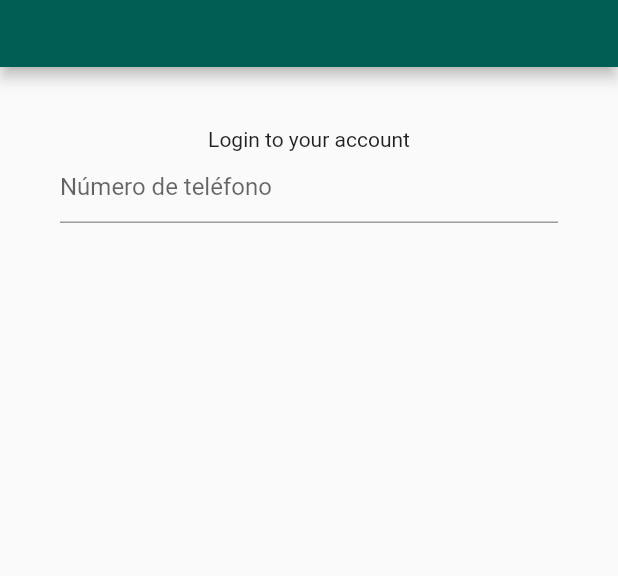
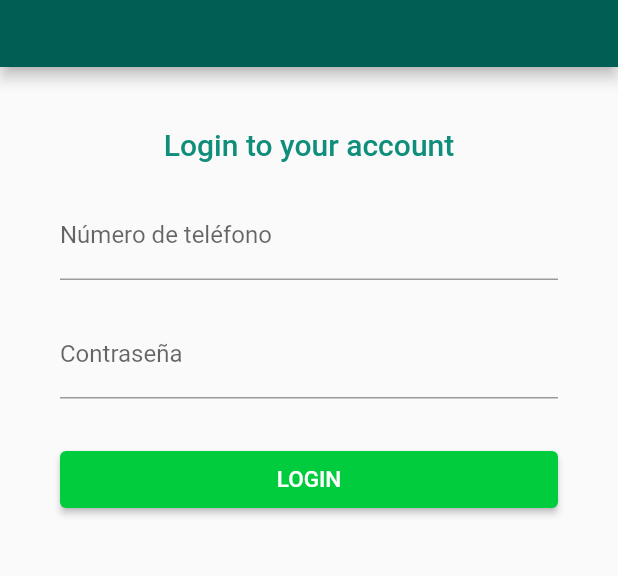
Before and after one commit to elpatronaco/whatsapp2app, a Flutter app: the screen it shows after launch, after a tap on "NEXT", on a phone screen of 412 x 824 dp, the part 158-734 px from its top. Run offline on Flutter 3.47's test engine with Material 2 defaults, Android fonts, the light colour scheme and no system bars; our stand-ins replace dio, flutter_svg, get_it, shared_preferences; missing offline and left inert: signalr_core; network calls fail.

Commit message:
Basic pages and services skeleton

```diff
--- /dev/null
+++ b/lib/Helpers/Storage.dart
@@ -0,0 +1,17 @@
+import 'package:shared_preferences/shared_preferences.dart';
+
+class StorageKeys {
+  static const String TOKENS = "tokens";
+}
+
+class Storage {
+  static Future setString(String key, String value) async {
+    final prefs = await SharedPreferences.getInstance();
+    await prefs.setString(key, value);
+  }
+
+  static Future<String?> getString(String key) async {
+    final prefs = await SharedPreferences.getInstance();
+    return prefs.getString(key);
+  }
+}
--- a/lib/Helpers/common.dart
+++ /dev/null
@@ -1,5 +0,0 @@
-import 'package:flutter/material.dart';
-
-Color hexToColor(String code) {
-  return new Color(int.parse(code.substring(1, 7), radix: 16) + 0xFF000000);
-}
--- /dev/null
+++ b/lib/Models/Dto/Tokens/Tokens.dart
@@ -0,0 +1,13 @@
+class Tokens {
+  String idToken;
+  String accessToken;
+
+  Tokens({required this.idToken, required this.accessToken});
+
+  Tokens.fromJson(Map<String, dynamic> json)
+      : idToken = json["idToken"],
+        accessToken = json["accessToken"];
+
+  Map<String, dynamic> toJson() =>
+      {"idToken": idToken, "accessToken": accessToken};
+}
--- /dev/null
+++ b/lib/Models/Dto/User/UserAuthenticate.dart
@@ -0,0 +1,8 @@
+class UserAuthenticate {
+  String phone;
+  String password;
+
+  UserAuthenticate({required this.phone, required this.password});
+
+  Map<String, dynamic> toJson() => {"phone": phone, "password": password};
+}
--- a/lib/Pages/Login.dart
+++ b/lib/Pages/Login.dart
@@ -1,25 +1,121 @@
 import 'package:flutter/material.dart';
 import 'package:flutter_svg/flutter_svg.dart';
+import 'package:get_it/get_it.dart';
+import 'package:whatsapp2app/Models/Dto/User/UserAuthenticate.dart';
+import 'package:whatsapp2app/Service/Service.dart';
 
-class Login extends StatelessWidget {
+class Login extends StatefulWidget {
+  @override
+  _LoginState createState() => _LoginState();
+}
+
+class _LoginState extends State<Login> {
+  final GetIt getIt = GetIt.instance;
+
+  final GlobalKey<FormState> _formKey = new GlobalKey<FormState>();
+
+  final TextEditingController _phoneController =
+      new TextEditingController();
+  final TextEditingController _passwordController =
+      new TextEditingController();
+
+  Future handleLogin() async {
+    if (_formKey.currentState != null && !_formKey.currentState!.validate())
+      return;
+
+    _formKey.currentState!.save();
+
+    var payload = new UserAuthenticate(
+        phone: _phoneController.text, password: _passwordController.text);
+
+    var result = await getIt<Service>().login(payload);
+
+    if (result)
+      Navigator.pushReplacementNamed(context, "/chats");
+    else
+      ScaffoldMessenger.of(context).showSnackBar(
+        const SnackBar(
+          content: Text("El teléfono o la contraseña son incorrectos"),
+        ),
+      );
+  }
+
   @override
   Widget build(BuildContext context) {
     return Scaffold(
       appBar: AppBar(
-        backgroundColor: Color.fromRGBO(0, 94, 84, 1),
+        backgroundColor: const Color.fromRGBO(0, 94, 84, 1),
         toolbarHeight: 150,
         title: Center(
             child: SvgPicture.asset("assets/images/icon.svg",
                 height: 60, width: 60)),
       ),
       body: Padding(
-        padding: EdgeInsets.all(40),
-        child: Column(children: [
-          Text("Login to your account"),
-          TextField(
-              decoration: InputDecoration(
-                  border: UnderlineInputBorder(), hintText: "Número de teléfono"))
-        ]),
+        padding: const EdgeInsets.all(40),
+        child: Form(
+          key: _formKey,
+          onChanged: () {
+            _formKey.currentState?.validate();
+          },
+          child: Column(children: [
+            Text(
+              "Login to your account",
+              style: TextStyle(
+                  fontSize: 20,
+                  color: Theme.of(context).primaryColor,
+                  fontWeight: FontWeight.w500),
+            ),
+            SizedBox(height: 20),
+            TextFormField(
+              controller: _phoneController,
+              decoration: const InputDecoration(
+                labelText: "Número de teléfono",
+                border: UnderlineInputBorder(),
+              ),
+              validator: (String? value) {
+                print(value?.length);
+                if (value == null || value.isEmpty)
+                  return "Este campo es requerido";
+                if (value.length != 9)
+                  return "Tiene que tener 9 dígitos exactos";
+                if (double.tryParse(value) == null)
+                  return "El teléfono tiene que ser un número";
+
+                return null;
+              },
+            ),
+            SizedBox(height: 20),
+            TextFormField(
+              controller: _passwordController,
+              obscureText: true,
+              validator: (String? value) {
+                if (value == null || value.isEmpty)
+                  return "El campo es requerido";
+                if (value.length < 8)
+                  return "La contraseña debe tener un mínimo de 8 carácteres";
+
+                return null;
+              },
+              decoration: const InputDecoration(
+                border: UnderlineInputBorder(),
+                labelText: "Contraseña",
+              ),
+            ),
+            SizedBox(height: 30),
+            ElevatedButton(
+              child: const Text(
+                "LOGIN",
+                style: TextStyle(fontSize: 15),
+              ),
+              onPressed: handleLogin,
+              style: ElevatedButton.styleFrom(
+                primary: Theme.of(context).primaryColorLight,
+                minimumSize: Size(double.infinity, 30),
+                padding: EdgeInsets.all(10),
+              ),
+            )
+          ]),
+        ),
       ),
     );
   }
--- a/lib/Pages/Welcome.dart
+++ b/lib/Pages/Welcome.dart
@@ -1,30 +1,41 @@
+import 'package:flutter/cupertino.dart';
 import 'package:flutter/material.dart';
 
 class Welcome extends StatelessWidget {
   @override
   Widget build(BuildContext context) {
     return Scaffold(
-      body: Column(
+      body: Padding(
+        padding: EdgeInsets.all(30),
+        child: Column(
           crossAxisAlignment: CrossAxisAlignment.center,
           mainAxisAlignment: MainAxisAlignment.center,
           children: [
-          Center(
+            Expanded(
+              flex: 1,
+              child: Center(
                 child: Text(
                   "Welcome to Whatsapp 2",
                   style: TextStyle(
                       fontSize: 30,
-                  color: Color.fromRGBO(15, 142, 123, 1),
+                      color: Theme.of(context).primaryColor,
                       fontWeight: FontWeight.w500),
                 ),
               ),
-          SizedBox(height: 60),
-          FractionallySizedBox(
-              widthFactor: 0.6,
+            ),
+            Expanded(
+              flex: 1,
+              child: FractionallySizedBox(
+                  widthFactor: 0.8,
                   child: Image.asset("assets/images/welcome-bg.png")),
-          SizedBox(height: 60),
-          ConstrainedBox(
-            constraints: BoxConstraints.tightFor(width: 300),
-            child: ElevatedButton(
+            ),
+            Expanded(
+              flex: 1,
+              child: Column(
+                mainAxisAlignment: MainAxisAlignment.center,
+                crossAxisAlignment: CrossAxisAlignment.center,
+                children: [
+                  ElevatedButton(
                     child: Text(
                       "NEXT",
                       style: TextStyle(fontSize: 15),
@@ -33,24 +44,27 @@ class Welcome extends StatelessWidget {
                       Navigator.pushReplacementNamed(context, "/login");
                     },
                     style: ElevatedButton.styleFrom(
-                  primary: Color.fromRGBO(1, 204, 61, 1),
+                        primary: Theme.of(context).primaryColorLight,
                         minimumSize: Size(double.infinity, 30),
                         padding: EdgeInsets.all(10)),
                   ),
-          ),
-          SizedBox(height: 60),
+                  SizedBox(height: 30),
                   Text("from", style: TextStyle(color: Colors.black54)),
-          SizedBox(height: 6),
+                  SizedBox(height: 10),
                   Text(
                     "ELPATRONACO",
                     style: TextStyle(
                       letterSpacing: 2,
                       fontWeight: FontWeight.w800,
-              color: Color.fromRGBO(1, 204, 61, 1),
+                      color: Theme.of(context).primaryColorLight,
                     ),
                   )
                 ],
               ),
+            ),
+          ],
+        ),
+      ),
     );
   }
 }
--- /dev/null
+++ b/lib/Service/Service.dart
@@ -0,0 +1,32 @@
+import 'dart:convert';
+
+import 'package:dio/dio.dart';
+import 'package:get_it/get_it.dart';
+import 'package:whatsapp2app/Helpers/Storage.dart';
+import 'package:whatsapp2app/Models/Dto/Tokens/Tokens.dart';
+import 'package:whatsapp2app/Models/Dto/User/UserAuthenticate.dart';
+import 'package:whatsapp2app/Service/MessageService.dart';
+
+class Service {
+  final Dio client = new Dio(
+    BaseOptions(
+        baseUrl: "http://localhost:5000", contentType: "application/json"),
+  );
+  final GetIt getIt = GetIt.instance;
+
+  Future<bool> login(UserAuthenticate payload) async {
+    try {
+      var resp = await client.post("/api/auth/login", data: payload.toJson());
+
+      var tokens = Tokens.fromJson(resp.data);
+      var serializedTokens = jsonEncode(tokens.toJson());
+
+      await Storage.setString(StorageKeys.TOKENS, serializedTokens);
+      await getIt<MessageService>().init(tokens);
+
+      return true;
+    } catch (_) {
+      return false;
+    }
+  }
+}
--- a/lib/main.dart
+++ b/lib/main.dart
@@ -1,19 +1,49 @@
 import 'package:flutter/material.dart';
+import 'package:get_it/get_it.dart';
 import 'package:whatsapp2app/Pages/Home.dart';
 import 'package:whatsapp2app/Pages/Login.dart';
 import 'package:whatsapp2app/Pages/Welcome.dart';
+import 'package:whatsapp2app/Service/Service.dart';
+import 'package:whatsapp2app/Service/MessageService.dart';
 
 void main() {
   runApp(App());
 }
 
-class App extends StatelessWidget {
+class App extends StatefulWidget {
+  @override
+  _AppState createState() => _AppState();
+}
+
+class _AppState extends State<App> {
+  @override
+  void initState() {
+    super.initState();
+
+    registerServices();
+  }
+
+  registerServices() {
+    final GetIt getIt = GetIt.instance;
+
+    getIt.registerSingleton<MessageService>(MessageService());
+    getIt.registerSingleton<Service>(Service());
+  }
+
   @override
   Widget build(BuildContext context) {
-    return MaterialApp(title: "Whatsapp 2", initialRoute: "/welcome", routes: {
-      "/welcome": (context) => Welcome(),
-      "/login": (context) => Login(),
-      "/chat": (context) => Home()
-    });
+    return MaterialApp(
+      title: "Whatsapp 2",
+      initialRoute: "/welcome",
+      theme: ThemeData(
+        primaryColor: Color.fromRGBO(15, 142, 123, 1),
+        primaryColorLight: Color.fromRGBO(1, 204, 61, 1),
+      ),
+      routes: {
+        "/welcome": (context) => Welcome(),
+        "/login": (context) => Login(),
+        "/chats": (context) => Home()
+      },
+    );
   }
 }
--- a/pubspec.yaml
+++ b/pubspec.yaml
@@ -14,6 +14,10 @@ dependencies:
 
   cupertino_icons: ^1.0.2
   flutter_svg: ^0.22.0
+  dio: ^4.0.0
+  signalr_core: ^1.1.1
+  get_it: ^7.2.0
+  shared_preferences: ^2.0.6
 
 dev_dependencies:
   flutter_test:
```
Also changed, not shown: lib/Components/ChatRow.dart (added, +82 -0 lines), lib/Components/Message.dart (added, +39 -0 lines), lib/Helpers/Common.dart (added, +17 -0 lines), lib/Helpers/Http.dart (added, +35 -0 lines), lib/Models/Dto/Chat/OpenChat.dart (added, +13 -0 lines), lib/Models/Dto/Message/MessageModel.dart (added, +29 -0 lines), lib/Models/Dto/User/UserModel.dart (added, +25 -0 lines), lib/Pages/Chat.dart (added, +93 -0 lines), lib/Pages/Home.dart (+21 -3 lines), lib/Service/MessageService.dart (added, +83 -0 lines), assets/images/chat-bg.png (added), pubspec.lock (added), 2 other files. Lines whose indentation alone changed are shown as unchanged.
